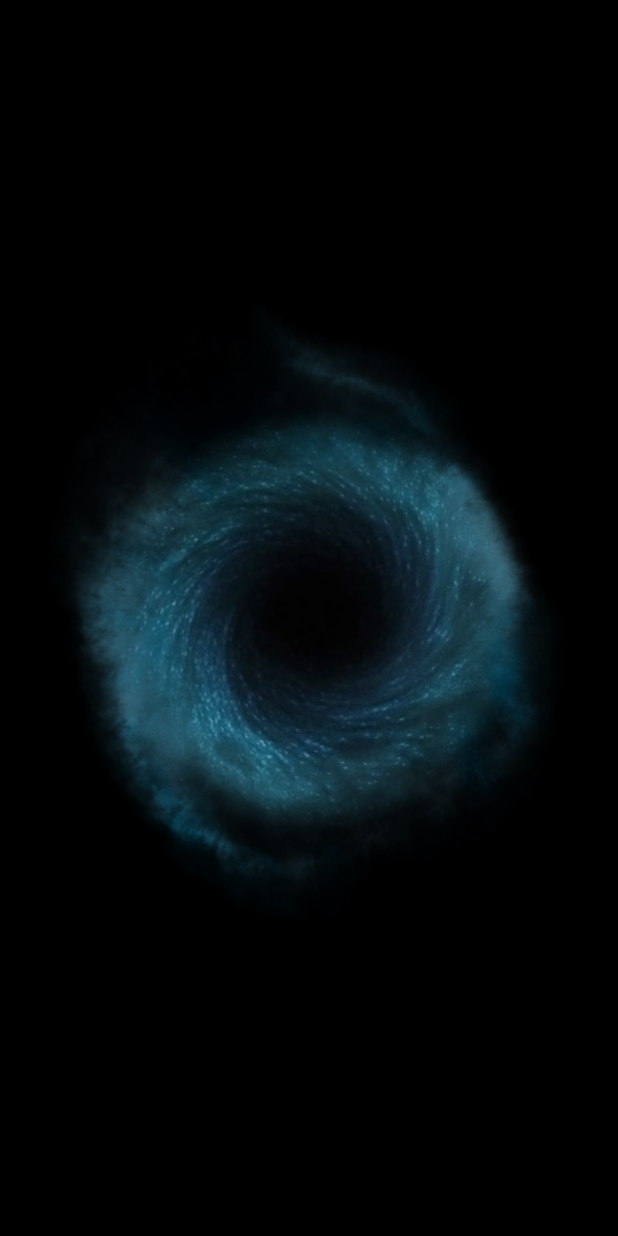
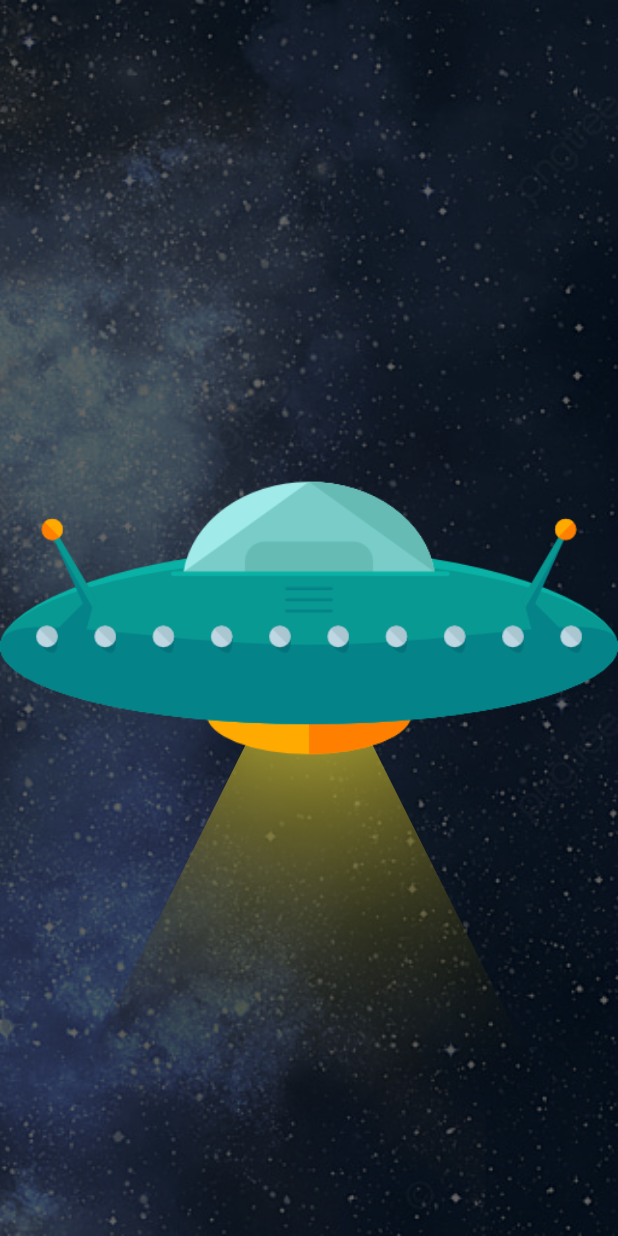
Before and after one commit to TarekAlabd/Animation_Examples_Flutter_Course, a Flutter app: the screen it shows after launch, on a phone screen of 412 x 824 dp. Run offline on Flutter 3.47's test engine with Material 3 defaults, Android fonts, the phone set to English and light mode, and no system bars; our stand-ins replace lottie.

Commit message:
feat: finalized the explicit animation"

```diff
--- /dev/null
+++ b/lib/explicit_animation/beam_spaceship.dart
@@ -0,0 +1,103 @@
+import 'package:flutter/material.dart';
+
+class BeamSpaceship extends StatefulWidget {
+
+  const BeamSpaceship({super.key});
+
+  @override
+  State<BeamSpaceship> createState() => _BeamSpaceshipState();
+}
+
+class _BeamSpaceshipState extends State<BeamSpaceship> with SingleTickerProviderStateMixin {
+  final Image starsBackground = Image.asset(
+    'assets/images/milky-way.png',
+    fit: BoxFit.cover,
+    height: double.infinity,
+  );
+
+  final Image ufo = Image.asset('assets/images/ufo.png');
+  late final AnimationController _animationController;
+
+  @override
+  void initState() {
+    super.initState();
+    _animationController = AnimationController(
+      duration: const Duration(seconds: 5),
+      vsync: this,
+    )..repeat();
+  }
+
+  @override
+  void dispose() {
+    _animationController.dispose();
+    super.dispose();
+  }
+
+  @override
+  Widget build(BuildContext context) {
+    return Stack(
+      alignment: AlignmentDirectional.center,
+      children: <Widget>[
+        starsBackground,
+        Opacity(
+          opacity: 0.6,
+          child: Container(
+            height: double.infinity,
+            decoration: const BoxDecoration(
+              color: Colors.black,
+            ),
+          ),
+        ),
+        BeamAnimation(animationController: _animationController),
+        ufo,
+      ],
+    );
+  }
+}
+
+class BeamAnimation extends AnimatedWidget {
+  const BeamAnimation({
+    super.key,
+    required AnimationController animationController,
+  }) : super(listenable: animationController);
+
+  @override
+  Widget build(BuildContext context) {
+    Animation<double> animation = listenable as Animation<double>;
+
+    return ClipPath(
+      clipper: const BeamClipper(),
+      child: Container(
+        height: 1000,
+        decoration: BoxDecoration(
+          gradient: RadialGradient(
+            radius: 1.5,
+            colors: const [
+              Colors.yellow,
+              Colors.transparent,
+            ],
+            stops: [0, animation.value],
+          ),
+        ),
+      ),
+    );
+  }
+}
+
+class BeamClipper extends CustomClipper<Path> {
+  const BeamClipper();
+
+  @override
+  getClip(Size size) {
+    return Path()
+      ..lineTo(size.width / 2, size.height / 2)
+      ..lineTo(size.width, size.height)
+      ..lineTo(0, size.height)
+      ..lineTo(size.width / 2, size.height / 2)
+      ..close();
+  }
+
+  /// Return false always because we always clip the same area.
+  @override
+  bool shouldReclip(CustomClipper oldClipper) => false;
+}
--- a/lib/main.dart
+++ b/lib/main.dart
@@ -1,3 +1,4 @@
+import 'package:animation_examples/explicit_animation/beam_spaceship.dart';
 import 'package:animation_examples/explicit_animation/black_hole_spin.dart';
 import 'package:animation_examples/implicit_animation/fade_in_anim.dart';
 import 'package:animation_examples/implicit_animation/shape_shifting.dart';
@@ -22,7 +23,7 @@ class MyApp extends StatelessWidget {
         colorScheme: ColorScheme.fromSeed(seedColor: Colors.deepPurple),
         useMaterial3: true,
       ),
-      home: const BlackHoleSpin(),
+      home: const BeamSpaceship(),
     );
   }
 }
```
Also changed, not shown: assets/images/milky-way.png (added), assets/images/ufo.png (added).
